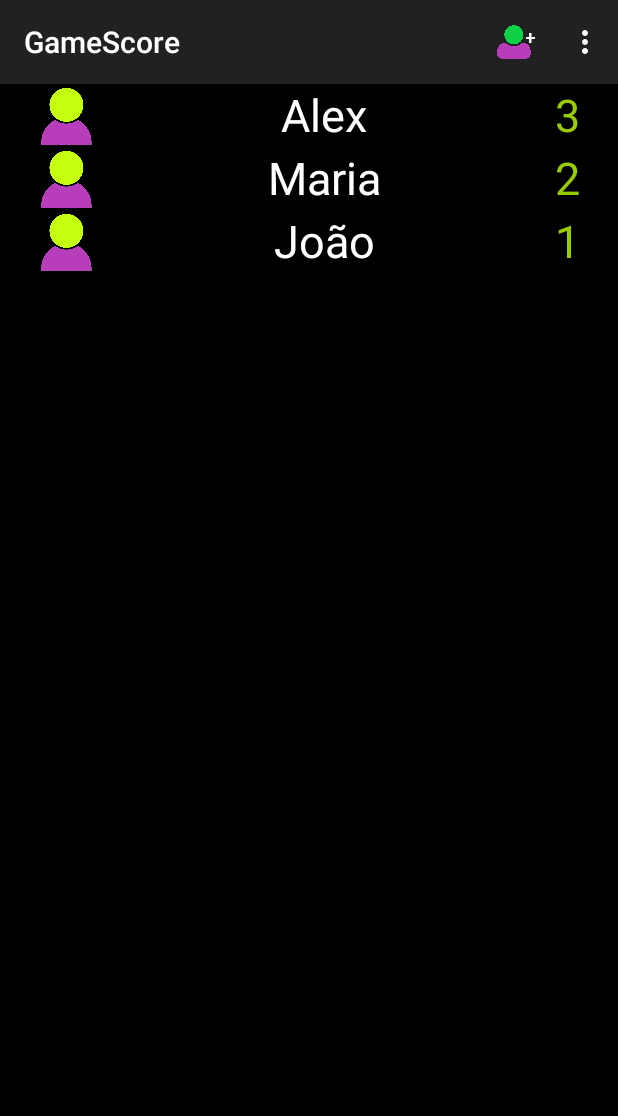
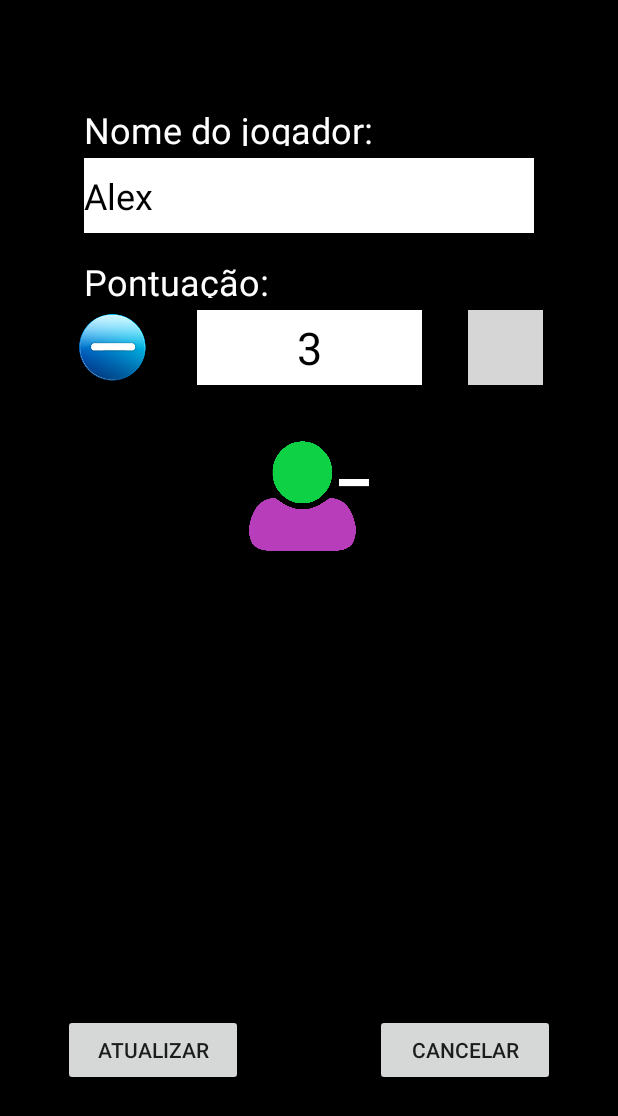
Before and after one commit to alexpfragoso/GameScore, an Android app: the RankingActivity screen opened directly, with no data from a screen before it, after a tap on "Alex", on a phone screen of 412 x 824 dp. Shown: the top 1116 px of the screen. Run offline under Robolectric (Android 15) with nearby library versions, the light colour scheme and no system bars; grey boxes are pictures that could not be loaded.

Commit message:
commit após implementação da persistencia

```diff
--- a/app/src/main/AndroidManifest.xml
+++ b/app/src/main/AndroidManifest.xml
@@ -40,7 +40,9 @@
         <activity
             android:name=".view.NovoJogadorActivity"
             android:screenOrientation="portrait" />
-        <activity android:name=".view.Atualizar_Remover_JogadorActivity"></activity>
+        <activity
+            android:name=".view.Atualizar_Remover_JogadorActivity"
+            android:screenOrientation="portrait" ></activity>
     </application>
 
 </manifest>
--- /dev/null
+++ b/app/src/main/java/br/edu/ifspsaocarlos/sdm/gamescore/view/Atualizar_Remover_JogadorActivity.java
@@ -0,0 +1,108 @@
+package br.edu.ifspsaocarlos.sdm.gamescore.view;
+
+import android.content.Intent;
+import android.support.v7.app.AppCompatActivity;
+import android.os.Bundle;
+import android.view.View;
+import android.widget.Button;
+import android.widget.EditText;
+
+import br.edu.ifspsaocarlos.sdm.gamescore.R;
+import br.edu.ifspsaocarlos.sdm.gamescore.model.Jogador;
+
+public class Atualizar_Remover_JogadorActivity extends AppCompatActivity implements View.OnClickListener{
+
+    //VARIAVEIS
+
+    private Button bt_atualizar;
+    private Button bt_cancelar_atualizacao;
+    private Button bt_mais;
+    private Button bt_menos;
+    private Button bt_remover;
+    private EditText et_nome_jogador;
+    private EditText et_pontuacao_jogador;
+    private int pontuacao;
+    private Jogador jogador;
+    String nome_antigo;
+
+    private final String JOGADOR_REMOVIDO = "jogador removido";
+    private final String JOGADOR_ATUALIZADO = "jogador atualizado";
+    private final String JOGADOR_PARA_ATUALIZAR = "jogador para atualizar";
+
+    @Override
+    protected void onCreate(Bundle savedInstanceState) {
+        super.onCreate(savedInstanceState);
+        setContentView(R.layout.activity_atualizar__remover__jogador);
+
+        jogador = (Jogador) getIntent().getSerializableExtra(JOGADOR_PARA_ATUALIZAR);
+
+        bt_remover = (Button)findViewById(R.id.bt_remover_jogador);
+        bt_remover.setOnClickListener(this);
+        bt_atualizar = (Button)findViewById(R.id.bt_atualizar);
+        bt_atualizar.setOnClickListener(this);
+        bt_cancelar_atualizacao = (Button)findViewById(R.id.bt_cancelar_atualizacao);
+        bt_cancelar_atualizacao.setOnClickListener(this);
+        bt_mais = (Button) findViewById(R.id.bt_mais_pontos);
+        bt_mais.setOnClickListener(this);
+        bt_menos =(Button) findViewById(R.id.bt_menos_pontos);
+        bt_menos.setOnClickListener(this);
+        et_nome_jogador = (EditText)findViewById(R.id.et_nome_jogador_atualiza);
+        et_pontuacao_jogador = (EditText) findViewById(R.id.et_pontuacao_jogador_atualiza);
+
+        et_nome_jogador.setText(jogador.getNome());
+        nome_antigo = et_nome_jogador.getText().toString();
+        et_pontuacao_jogador.setText(Integer.toString(jogador.getPontuacao()));
+
+        pontuacao = Integer.parseInt(et_pontuacao_jogador.getText().toString());
+
+
+    }
+
+    @Override
+    public void onClick(View view) {
+        if(view == bt_atualizar){
+
+
+            String nome;
+            int pontuacao;
+            nome = et_nome_jogador.getText().toString();
+            pontuacao = Integer.parseInt(et_pontuacao_jogador.getText().toString());
+            Jogador jogadorAtualizado = new Jogador(nome,pontuacao);
+            jogadorAtualizado.setNomeAntigo(nome_antigo);
+            Intent resultadoIntent = new Intent();
+            resultadoIntent.putExtra(JOGADOR_ATUALIZADO,jogadorAtualizado);
+            setResult(RESULT_OK,resultadoIntent);
+            finish();
+
+        }else{
+            if(view == bt_cancelar_atualizacao){
+                Intent returnIntent = new Intent();
+                setResult(RESULT_CANCELED, returnIntent);
+                finish();
+
+            }
+            else {
+                if (view == bt_mais) {
+                    pontuacao = pontuacao + 1;
+                    et_pontuacao_jogador.setText(Integer.toString(pontuacao));
+
+                } else {
+                    if (view == bt_menos) {
+                        pontuacao = pontuacao - 1;
+                        et_pontuacao_jogador.setText(Integer.toString(pontuacao));
+
+                    } else {
+                        if (view == bt_remover) {
+                            Intent resultadoIntent = new Intent();
+                            resultadoIntent.putExtra(JOGADOR_REMOVIDO, jogador);
+                            setResult(RESULT_FIRST_USER, resultadoIntent);
+                            finish();
+
+                        }
+                    }
+                }
+            }
+        }
+
+    }
+}
--- /dev/null
+++ b/app/src/main/res/layout/activity_atualizar__remover__jogador.xml
@@ -0,0 +1,149 @@
+<?xml version="1.0" encoding="utf-8"?>
+<android.support.constraint.ConstraintLayout xmlns:android="http://schemas.android.com/apk/res/android"
+    xmlns:app="http://schemas.android.com/apk/res-auto"
+    xmlns:tools="http://schemas.android.com/tools"
+    android:layout_width="match_parent"
+    android:layout_height="match_parent"
+    tools:context="br.edu.ifspsaocarlos.sdm.gamescore.view.Atualizar_Remover_JogadorActivity">
+
+    <FrameLayout
+        android:layout_width="match_parent"
+        android:layout_height="match_parent"
+        android:layout_marginBottom="0dp"
+        android:layout_marginLeft="0dp"
+        android:layout_marginRight="0dp"
+        android:layout_marginTop="0dp"
+        android:background="@android:color/black"
+        app:layout_constraintBottom_toBottomOf="parent"
+        app:layout_constraintHorizontal_bias="0.0"
+        app:layout_constraintLeft_toLeftOf="parent"
+        app:layout_constraintRight_toRightOf="parent"
+        app:layout_constraintTop_toTopOf="parent"
+        app:layout_constraintVertical_bias="0.0">
+
+        <android.support.constraint.ConstraintLayout
+            android:layout_width="match_parent"
+            android:layout_height="match_parent">
+
+            <TextView
+                android:id="@+id/textView12"
+                android:layout_width="300dp"
+                android:layout_height="27dp"
+                android:text="Nome do jogador:"
+                android:textColor="@android:color/background_light"
+                android:textSize="24sp"
+                app:layout_constraintTop_toTopOf="parent"
+                android:layout_marginTop="70dp"
+                android:layout_marginLeft="8dp"
+                app:layout_constraintLeft_toLeftOf="parent"
+                android:layout_marginRight="8dp"
+                app:layout_constraintRight_toRightOf="parent" />
+
+            <TextView
+                android:id="@+id/textView9"
+                android:layout_width="300dp"
+                android:layout_height="27dp"
+                android:text="Pontuação:"
+                android:textColor="@android:color/background_light"
+                android:textSize="24sp"
+                android:layout_marginTop="16dp"
+                app:layout_constraintTop_toBottomOf="@+id/et_nome_jogador_atualiza"
+                android:layout_marginLeft="8dp"
+                app:layout_constraintLeft_toLeftOf="parent"
+                android:layout_marginRight="8dp"
+                app:layout_constraintRight_toRightOf="parent" />
+
+            <Button
+                android:id="@+id/bt_cancelar_atualizacao"
+                android:layout_width="120dp"
+                android:layout_height="wrap_content"
+                android:text="Cancelar"
+                android:layout_marginRight="42dp"
+                app:layout_constraintRight_toRightOf="parent"
+                app:layout_constraintBottom_toBottomOf="parent"
+                android:layout_marginBottom="100dp" />
+
+            <Button
+                android:id="@+id/bt_atualizar"
+                android:layout_width="120dp"
+                android:layout_height="wrap_content"
+                android:text="Atualizar"
+                android:layout_marginLeft="42dp"
+                app:layout_constraintLeft_toLeftOf="parent"
+                app:layout_constraintBottom_toBottomOf="parent"
+                android:layout_marginBottom="100dp" />
+
+            <Button
+                android:id="@+id/bt_remover_jogador"
+                android:layout_width="100dp"
+                android:layout_height="100dp"
+                android:background="@drawable/remover_jogador"
+                android:layout_marginTop="24dp"
+                app:layout_constraintTop_toBottomOf="@+id/et_pontuacao_jogador_atualiza"
+                android:layout_marginLeft="8dp"
+                app:layout_constraintLeft_toLeftOf="parent"
+                android:layout_marginRight="8dp"
+                app:layout_constraintRight_toRightOf="parent" />
+
+            <Button
+                android:id="@+id/bt_menos_pontos"
+                android:layout_width="50dp"
+                android:layout_height="50dp"
+                android:background="@drawable/menos_icone"
+                android:layout_marginTop="8dp"
+                app:layout_constraintTop_toBottomOf="@+id/textView9"
+                android:layout_marginLeft="8dp"
+                app:layout_constraintLeft_toLeftOf="parent"
+                app:layout_constraintRight_toLeftOf="@+id/et_pontuacao_jogador_atualiza"
+                android:layout_marginRight="0dp"
+                app:layout_constraintHorizontal_bias="0.576" />
+
+            <Button
+                android:id="@+id/bt_mais_pontos"
+                android:layout_width="50dp"
+                android:layout_height="50dp"
+                android:background="@drawable/mais_icone"
+                android:layout_marginTop="8dp"
+                app:layout_constraintTop_toBottomOf="@+id/textView9"
+                android:layout_marginRight="8dp"
+                app:layout_constraintRight_toRightOf="parent"
+                app:layout_constraintLeft_toRightOf="@+id/et_pontuacao_jogador_atualiza"
+                android:layout_marginLeft="0dp"
+                app:layout_constraintHorizontal_bias="0.423" />
+
+            <EditText
+                android:id="@+id/et_nome_jogador_atualiza"
+                android:layout_width="300dp"
+                android:layout_height="50dp"
+                android:layout_marginLeft="8dp"
+                android:layout_marginRight="8dp"
+                android:layout_marginTop="8dp"
+                android:background="@android:color/background_light"
+                android:ems="10"
+
+                android:textColor="@android:color/background_dark"
+                android:textSize="24sp"
+                app:layout_constraintLeft_toLeftOf="parent"
+                app:layout_constraintRight_toRightOf="parent"
+                app:layout_constraintTop_toBottomOf="@+id/textView12" />
+
+            <EditText
+                android:id="@+id/et_pontuacao_jogador_atualiza"
+                android:layout_width="150dp"
+                android:layout_height="50dp"
+                android:layout_marginLeft="8dp"
+                android:layout_marginRight="8dp"
+                android:layout_marginTop="8dp"
+                android:background="@android:color/background_light"
+                android:ems="10"
+                android:inputType="numberDecimal"
+                android:textAlignment="center"
+                android:textColor="@android:color/black"
+                android:textSize="30sp"
+                app:layout_constraintLeft_toLeftOf="parent"
+                app:layout_constraintRight_toRightOf="parent"
+                app:layout_constraintTop_toBottomOf="@+id/textView9" />
+        </android.support.constraint.ConstraintLayout>
+    </FrameLayout>
+
+</android.support.constraint.ConstraintLayout>
```
Also changed, not shown: app/src/main/java/br/edu/ifspsaocarlos/sdm/gamescore/model/Jogador.java (+18 -0 lines), app/src/main/java/br/edu/ifspsaocarlos/sdm/gamescore/view/RankingActivity.java (+96 -3 lines).
